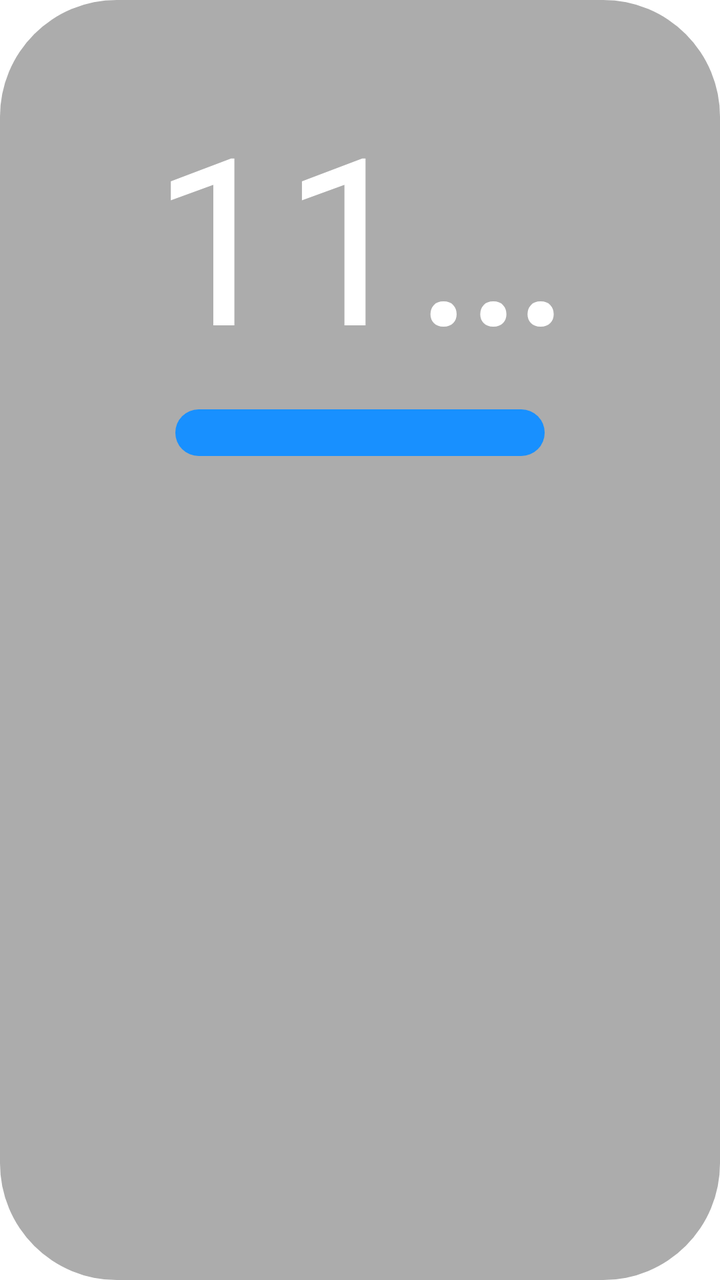
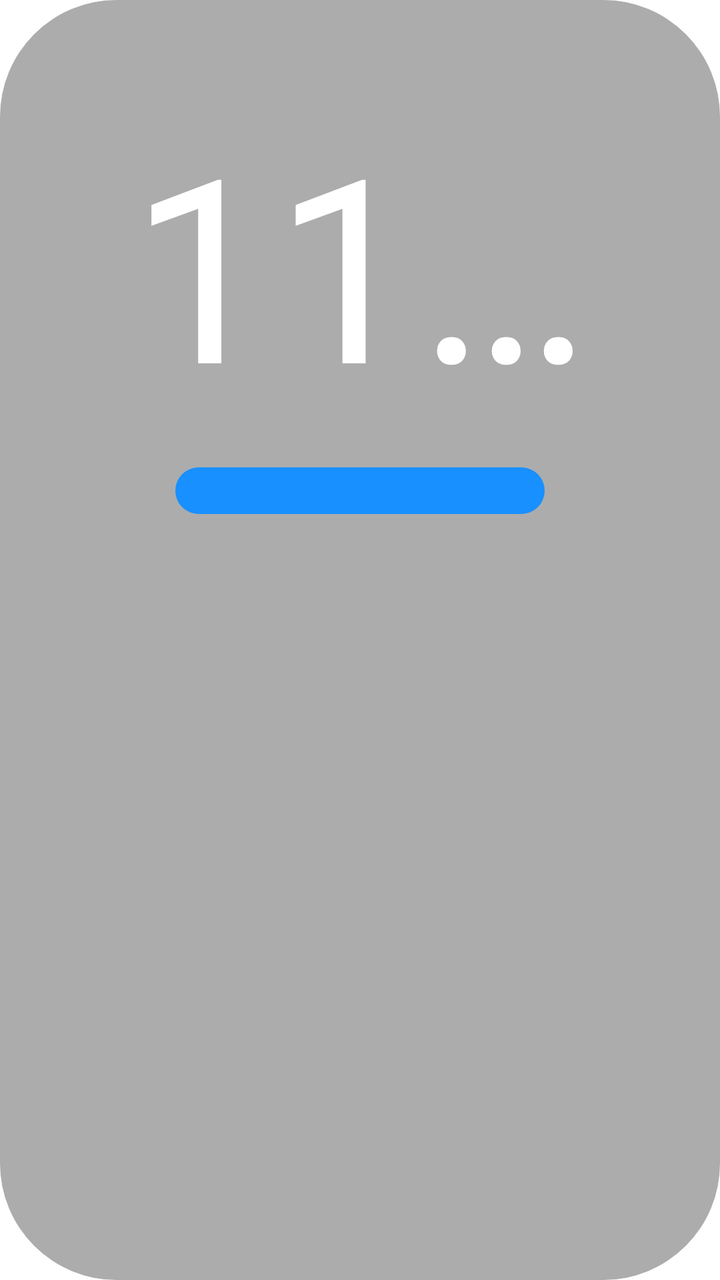

The first picture is an Android layout as it rendered before a commit; the second is the same layout after the commit. The layout source and the unified diff follow.
<!-- AndroidManifest.xml: application theme AppTheme.NoActionBar -->
<!-- res/layout/item_series_flag.xml -->
<?xml version="1.0" encoding="utf-8"?>
<LinearLayout xmlns:android="http://schemas.android.com/apk/res/android"
    android:layout_width="wrap_content"
    android:layout_height="match_parent"
    android:layout_marginRight="@dimen/vs_10"
    android:background="@drawable/shape_source_flag_focus"
    android:clickable="true"
    android:focusable="true"
    android:orientation="vertical"
    android:paddingLeft="@dimen/vs_10"
    android:paddingTop="@dimen/vs_5"
    android:paddingRight="@dimen/vs_10"
    android:paddingBottom="@dimen/vs_1">

    <TextView
        android:id="@+id/tvSeriesFlag"
        android:layout_width="wrap_content"
        android:layout_height="@dimen/vs_30"
        android:ellipsize="end"
        android:gravity="center"
        android:singleLine="true"
        android:text="11111111111"
        android:textColor="@android:color/white"
        android:textSize="@dimen/ts_20" />

    <View
        android:id="@+id/tvSeriesFlagSelect"
        android:layout_width="match_parent"
        android:layout_height="@dimen/vs_4"
        android:layout_marginLeft="@dimen/vs_5"
        android:layout_marginRight="@dimen/vs_5"
        android:background="@drawable/shape_source_flag_line" />
</LinearLayout>
<!-- resources referenced by this layout -->
<resources>
  <dimen name="ts_20">20mm</dimen>
  <dimen name="vs_1">1mm</dimen>
  <dimen name="vs_10">10mm</dimen>
  <dimen name="vs_30">30mm</dimen>
  <dimen name="vs_4">4mm</dimen>
  <dimen name="vs_5">5mm</dimen>
  <!-- drawable shape_source_flag_focus (drawable) -->
  <?xml version="1.0" encoding="utf-8"?>
  <selector xmlns:android="http://schemas.android.com/apk/res/android">
      <item android:state_focused="true">
          <shape>
              <corners android:radius="10mm" />
              <stroke android:width="2mm" android:color="@color/color_FFFFFF" />
              <solid android:color="@color/color_6C3D3D3D" />
          </shape>
      </item>
      <item android:state_focused="false">
          <shape>
              <corners android:radius="10mm" />
              <solid android:color="@color/color_6C3D3D3D" />
          </shape>
      </item>
  </selector>
  <!-- drawable shape_source_flag_line (drawable) -->
  <?xml version="1.0" encoding="utf-8"?>
  <shape xmlns:android="http://schemas.android.com/apk/res/android">
      <size
          android:width="40mm"
          android:height="4mm" />
      <corners android:radius="2mm" />
      <solid android:color="@color/color_1890FF"/>
  </shape>
  <style name="AppTheme.NoActionBar" parent="AppTheme">
          <item name="android:windowActionBar">false</item>
          <item name="android:windowNoTitle">true</item>
          <item name="windowActionBar">false</item>
          <item name="android:windowFullscreen">true</item>//全屏即无通知栏
          <item name="android:windowContentOverlay">@null</item>//是否有遮盖
          <item name="windowNoTitle">true</item>
          <item name="android:keepScreenOn">true</item>
          
          <item name="android:windowBackground">@android:color/transparent</item>
      </style>
  <color name="color_FFFFFF">#ffffffff</color>
  <color name="color_6C3D3D3D">#6c3d3d3d</color>
  <color name="color_1890FF">#1890FF</color>
  <style name="AppTheme" parent="Theme.AppCompat.Light.DarkActionBar">
          
          <item name="colorPrimary">@color/color_6200EE</item>
          <item name="colorPrimaryDark">@color/color_3700B3</item>
          <item name="colorAccent">@color/color_03DAC5</item>
      </style>
  <color name="color_6200EE">#6200EE</color>
  <color name="color_3700B3">#3700B3</color>
  <color name="color_03DAC5">#03DAC5</color>
</resources>

<!-- the commit's change to res/layout/item_series_flag.xml (unified diff, before → after) -->
@@ -15,13 +15,13 @@
     <TextView
         android:id="@+id/tvSeriesFlag"
         android:layout_width="wrap_content"
-        android:layout_height="@dimen/vs_30"
+        android:layout_height="@dimen/vs_35"
         android:ellipsize="end"
         android:gravity="center"
         android:singleLine="true"
         android:text="11111111111"
         android:textColor="@android:color/white"
-        android:textSize="@dimen/ts_20" />
+        android:textSize="@dimen/ts_22" />
 
     <View
         android:id="@+id/tvSeriesFlagSelect"
<!-- resource entries referenced after the edit -->
@@ -1,9 +1,9 @@
 <!-- resources referenced by this layout -->
 <resources>
-  <dimen name="ts_20">20mm</dimen>
+  <dimen name="ts_22">22mm</dimen>
   <dimen name="vs_1">1mm</dimen>
   <dimen name="vs_10">10mm</dimen>
-  <dimen name="vs_30">30mm</dimen>
+  <dimen name="vs_35">35mm</dimen>
   <dimen name="vs_4">4mm</dimen>
   <dimen name="vs_5">5mm</dimen>
   <!-- drawable shape_source_flag_focus (drawable) -->
